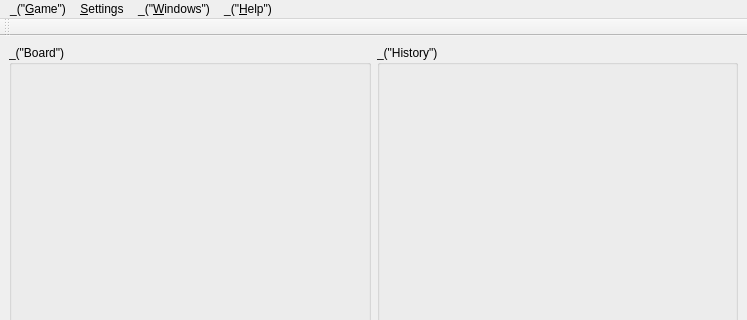
Before: the Qt Designer form qt/ui/main_window.ui in cjlano/eliot, drawn with Qt 5; both pictures show x 0 to 747 and y 0 to 320 of the 747 by 617 pixel window.
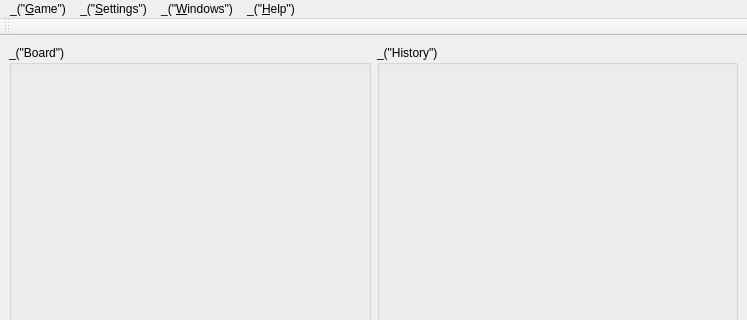
After: the same form once the commit is applied. Icons and pictures are not drawn.

Diff of the .ui file:
```diff
--- a/qt/ui/main_window.ui
+++ b/qt/ui/main_window.ui
@@ -63,7 +63,7 @@
      <x>0</x>
      <y>0</y>
      <width>747</width>
-     <height>29</height>
+     <height>26</height>
     </rect>
    </property>
    <widget class="QMenu" name="menuFile" >
@@ -79,7 +79,7 @@
    </widget>
    <widget class="QMenu" name="menuHelp" >
     <property name="title" >
-     <string>&amp;Settings</string>
+     <string>_("&amp;Settings")</string>
     </property>
     <addaction name="action_SettingsChooseDic" />
     <addaction name="action_SettingsPreferences" />
```
Left out of the diff: 95 changed lines with no effect on the pictures.
